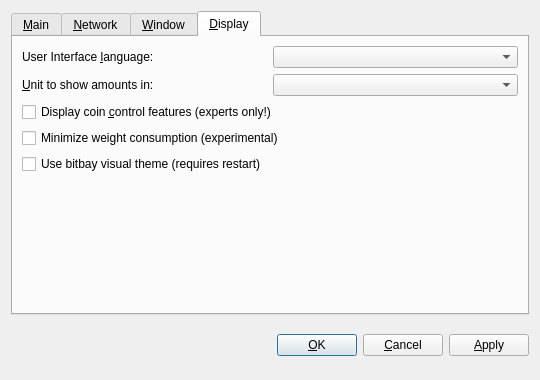
Before: the Qt Designer form src/qt/forms/optionsdialog.ui in dzimbeck/BitBay, drawn with Qt 5.
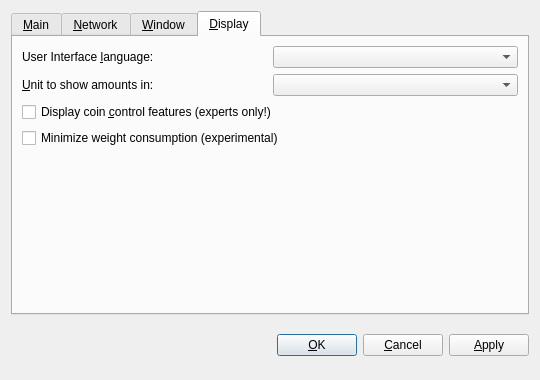
After: the same form once the commit is applied. The open tabs and pages were chosen to show the change. Custom widgets are drawn as their Qt base class.

The edit to the form file:
```diff
--- a/src/qt/forms/optionsdialog.ui
+++ b/src/qt/forms/optionsdialog.ui
@@ -369,13 +369,6 @@
          </property>
         </widget>
        </item>
-       <item>
-        <widget class="QCheckBox" name="useBlackTheme">
-         <property name="text">
-          <string>Use bitbay visual theme (requires restart)</string>
-         </property>
-        </widget>
-       </item>
        <item>
         <spacer name="verticalSpacer_Display">
          <property name="orientation">
```
